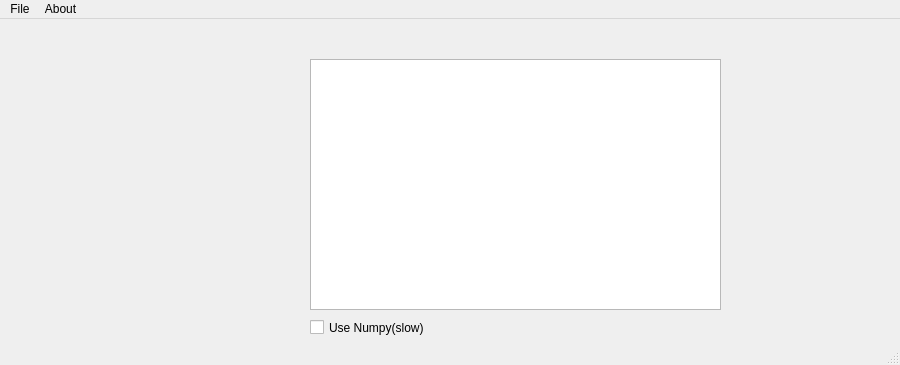
Qt form UI/MainWindow.ui (hikaruAi/JPhotoSafeLight) before a commit.
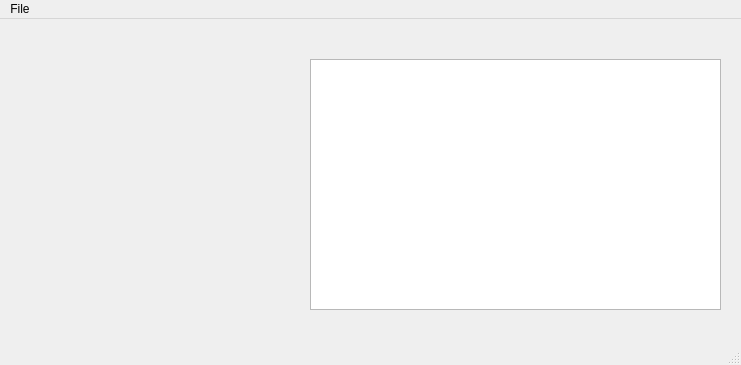
The same form after that commit. Icons and pictures are not drawn.

Diff of the .ui file:
```diff
--- a/UI/MainWindow.ui
+++ b/UI/MainWindow.ui
@@ -6,7 +6,7 @@
    <rect>
     <x>0</x>
     <y>0</y>
-    <width>900</width>
+    <width>741</width>
     <height>365</height>
    </rect>
   </property>
@@ -65,29 +65,13 @@
      </rect>
     </property>
    </widget>
-   <widget class="QCheckBox" name="useNumpy">
-    <property name="geometry">
-     <rect>
-      <x>310</x>
-      <y>300</y>
-      <width>121</width>
-      <height>17</height>
-     </rect>
-    </property>
-    <property name="text">
-     <string>Use Numpy(slow)</string>
-    </property>
-    <property name="checked">
-     <bool>false</bool>
-    </property>
-   </widget>
   </widget>
   <widget class="QMenuBar" name="menubar">
    <property name="geometry">
     <rect>
      <x>0</x>
      <y>0</y>
-     <width>900</width>
+     <width>741</width>
      <height>21</height>
     </rect>
    </property>
@@ -99,14 +83,7 @@
     <addaction name="actionSave_Image"/>
     <addaction name="actionExport_Filter"/>
    </widget>
-   <widget class="QMenu" name="menuAbout">
-    <property name="title">
-     <string>About</string>
-    </property>
-    <addaction name="actionCredits"/>
-   </widget>
    <addaction name="menuFile"/>
-   <addaction name="menuAbout"/>
   </widget>
   <widget class="QStatusBar" name="statusbar"/>
   <action name="actionLoad_Image">
```
Left out of the diff: 9 changed lines with no effect on the pictures.
